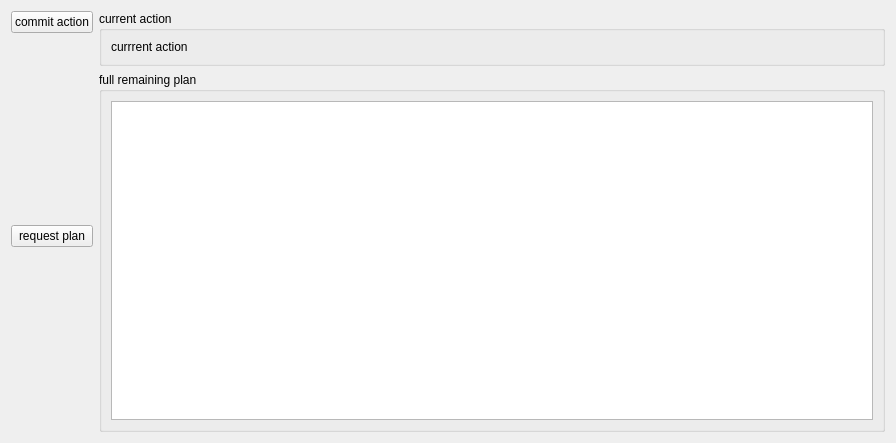
Before: the Qt Designer form tools/agmagentsim/src/agmagentsimUI.ui in rahulkatiyar19955/AGM, drawn with Qt 5.
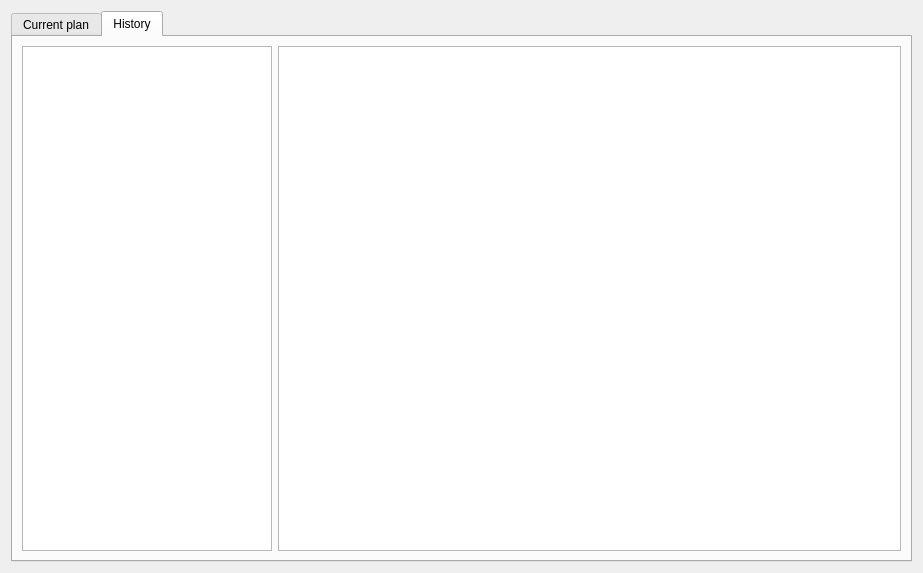
After: the same form once the commit is applied. The open tabs and pages were chosen to show the change.

```diff
--- a/tools/agmagentsim/src/agmagentsimUI.ui
+++ b/tools/agmagentsim/src/agmagentsimUI.ui
@@ -6,8 +6,8 @@
    <rect>
     <x>0</x>
     <y>0</y>
-    <width>896</width>
-    <height>443</height>
+    <width>923</width>
+    <height>573</height>
    </rect>
   </property>
   <property name="windowTitle">
@@ -15,6 +15,16 @@
   </property>
   <layout class="QHBoxLayout" name="horizontalLayout">
    <item>
+    <widget class="QTabWidget" name="tabWidget">
+     <property name="currentIndex">
+      <number>0</number>
+     </property>
+     <widget class="QWidget" name="tab">
+      <attribute name="title">
+       <string>Current plan</string>
+      </attribute>
+      <layout class="QHBoxLayout" name="horizontalLayout_2">
+       <item>
     <layout class="QVBoxLayout" name="verticalLayout_4">
      <item>
       <widget class="QPushButton" name="commitButton">
@@ -89,6 +99,37 @@
       </widget>
      </item>
     </layout>
+       </item>
+      </layout>
+     </widget>
+     <widget class="QWidget" name="tab_2">
+      <attribute name="title">
+       <string>History</string>
+      </attribute>
+      <layout class="QHBoxLayout" name="horizontalLayout_3">
+       <item>
+        <widget class="QListWidget" name="historyWidgetList">
+         <property name="maximumSize">
+          <size>
+           <width>250</width>
+           <height>16777215</height>
+          </size>
+         </property>
+        </widget>
+       </item>
+       <item>
+        <widget class="QTextEdit" name="historyWidgetView">
+         <property name="maximumSize">
+          <size>
+           <width>20000</width>
+           <height>16777215</height>
+          </size>
+         </property>
+        </widget>
+       </item>
+      </layout>
+     </widget>
+    </widget>
    </item>
   </layout>
  </widget>
```
Lines whose indentation alone changed are shown as unchanged.
